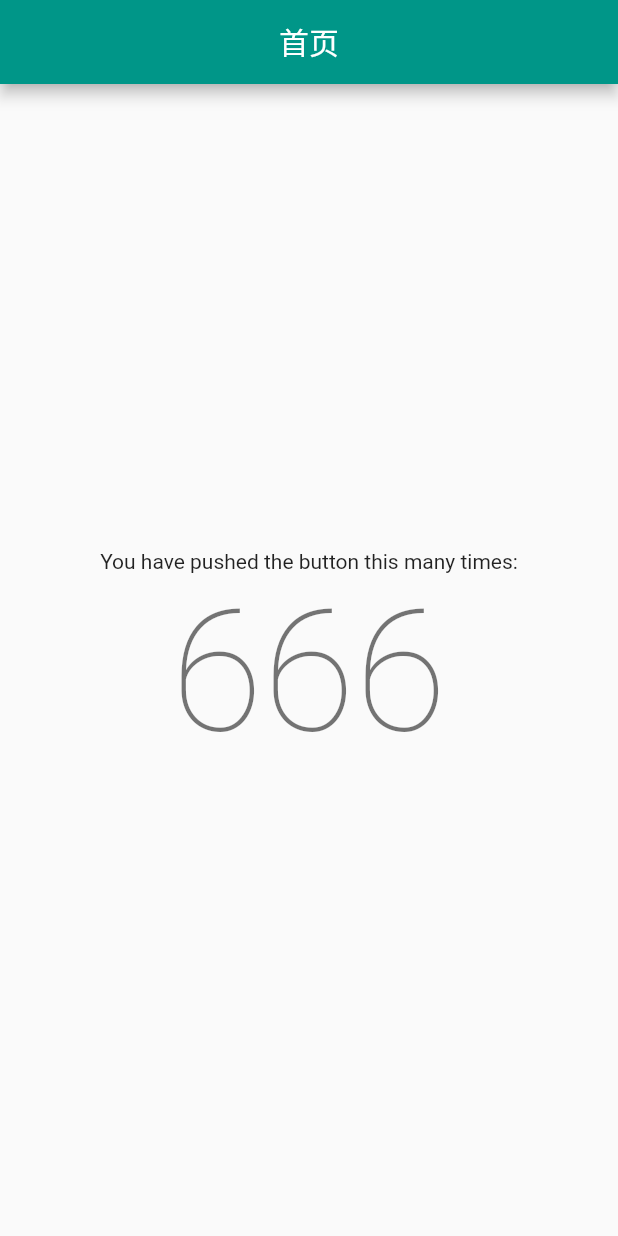
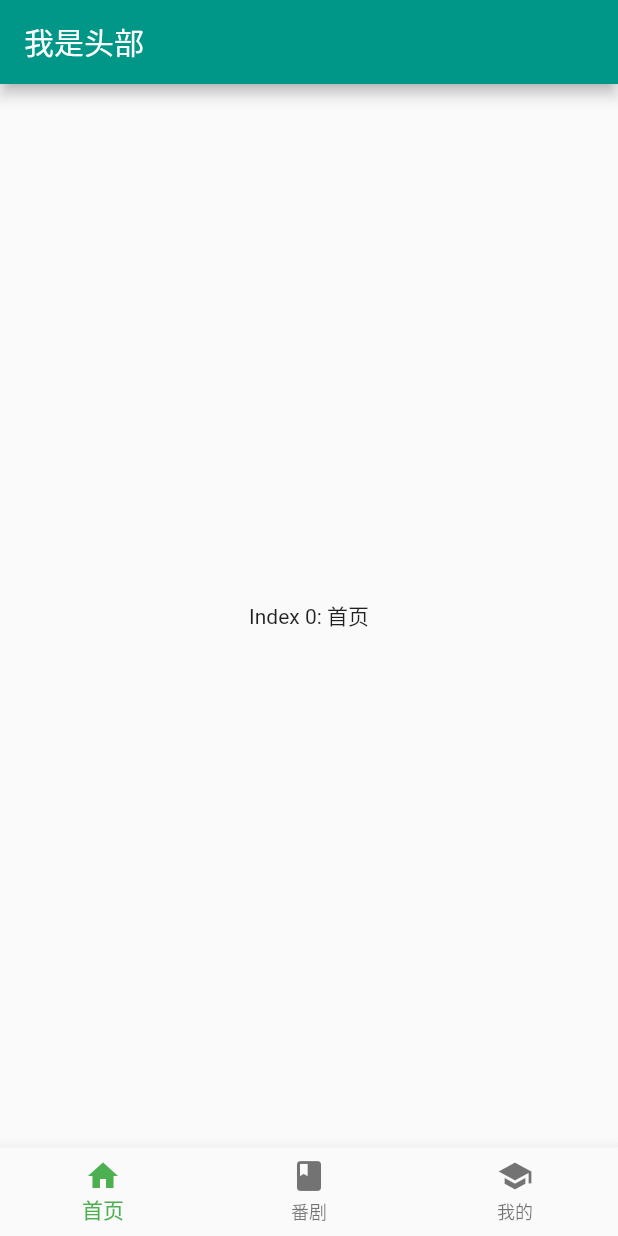
Before and after one commit to jwchan1996/Doinb, a Flutter app: the screen it shows after launch, on a phone screen of 412 x 824 dp. Run offline on Flutter 3.47's test engine with Material 2 defaults, Android fonts, the phone set to English and light mode, and no system bars.

Commit message:
feat: 添加底部导航栏组件

```diff
--- a/lib/app.dart
+++ b/lib/app.dart
@@ -1,43 +1,44 @@
 import 'package:flutter/material.dart';
-import 'dart:async';
 
-class SplashScreen extends StatefulWidget {
-  SplashScreen({Key key, @required this.seconds, this.title}) : super(key: key);
-
-  //启动图持续时间
-  final int seconds;
-  final String title;
-
+class App extends StatefulWidget {
   @override
-  _SplashScreenState createState() => _SplashScreenState();
+  _AppState createState() => _AppState();
 }
 
-class _SplashScreenState extends State<SplashScreen> {
+class _AppState extends State<App> {
+  int _currentIndex = 0;
 
-  startTime() async {
-    print('收到title为：${widget.title}');
-    //设置启动图生效时间
-    var _duration = new Duration(seconds: widget.seconds);
-    return new Timer(_duration, navigationPage);
-  }
+  final _widgetOptions = [
+    Text('Index 0: 首页'),
+    Text('Index 1: 番剧'),
+    Text('Index 2: 我的'),
+  ];
 
-  void navigationPage() {
-    Navigator.of(context).pushReplacementNamed('/Index');
-  }
-
-  @override
-  void initState() {
-    super.initState();
-    startTime();
+  void onItemTapped(int idx) {
+    setState(() {
+      _currentIndex = idx;
+    });
   }
 
   @override
   Widget build(BuildContext context) {
-    return new Scaffold(
-      body: new Center(
-        child: new Image.asset('assets/images/clicli-open.png'),
+    return Scaffold(
+      appBar: AppBar(title: Text('我是头部')),
+      body: Center(
+        child: _widgetOptions.elementAt(_currentIndex),
       ),
+      bottomNavigationBar: BottomNavigationBar(
+          items: [
+            BottomNavigationBarItem(
+                icon: Icon(Icons.home), title: Text('首页')),
+            BottomNavigationBarItem(
+                icon: Icon(Icons.book), title: Text('番剧')),
+            BottomNavigationBarItem(
+                icon: Icon(Icons.school), title: Text('我的')),
+          ],
+          fixedColor: Colors.green,
+          currentIndex: _currentIndex,
+          onTap: onItemTapped),
     );
   }
-
 }
--- a/lib/main.dart
+++ b/lib/main.dart
@@ -1,4 +1,5 @@
 import 'package:flutter/material.dart';
+import './splashScreen.dart';
 import './app.dart';
 import './views/Index/index.dart';
 
@@ -13,8 +14,9 @@ class Main extends StatelessWidget {
       theme: ThemeData(
         primarySwatch: Colors.teal,
       ),
-      home: new SplashScreen(seconds: 3, title: '首页',),
+      home: new SplashScreen(seconds: 3),
       routes: <String, WidgetBuilder>{
+        '/App': (BuildContext context) => new App(),
         '/Index': (BuildContext context) => new Index()
       },
     );
```
Also changed, not shown: lib/splashScreen.dart (added, +41 -0 lines).
